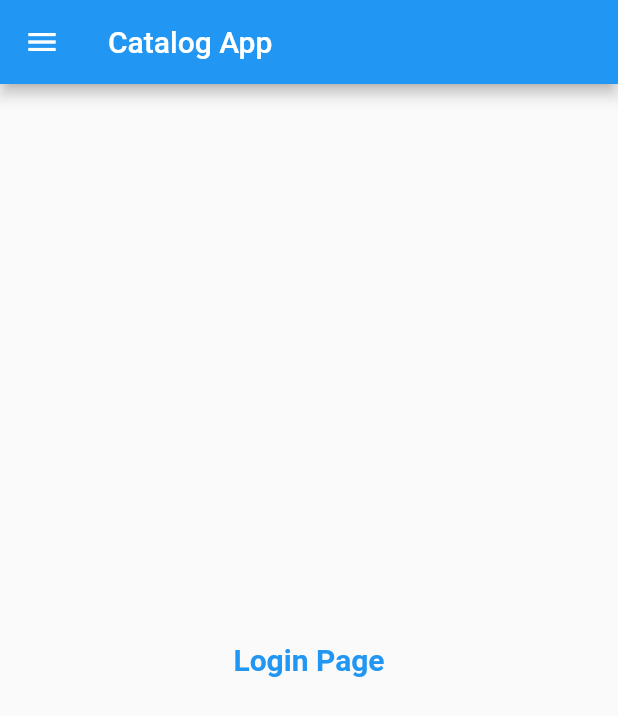
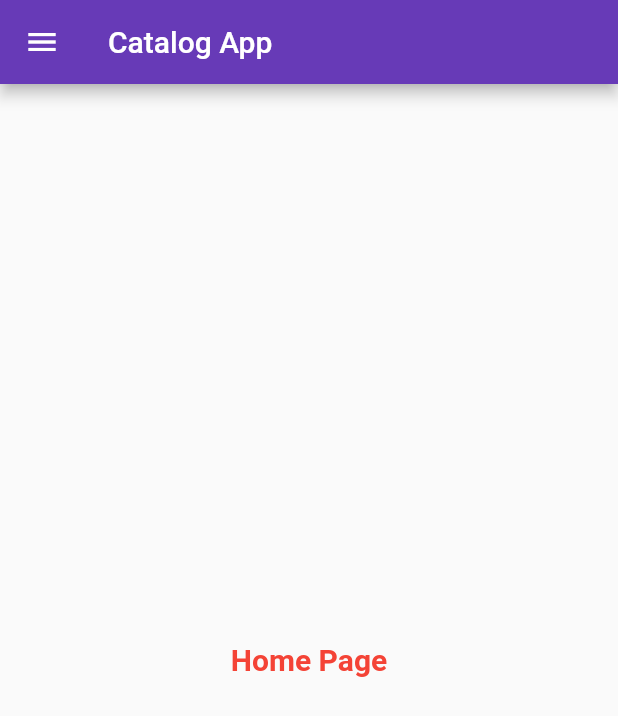
Before and after one commit to rishabhchauhan421/30DaysOfFlutter, a Flutter app: the screen it shows after launch, on a phone screen of 412 x 824 dp. Shown: the top 716 px of the screen. Run offline on Flutter 3.47's test engine with Material 2 defaults, Android fonts, the phone set to English and light mode, and no system bars.

Commit message:
Day 3 Completed

```diff
--- a/lib/main.dart
+++ b/lib/main.dart
@@ -1,6 +1,5 @@
 import 'package:flutter/material.dart';
-import 'package:frontend/home_page.dart';
-import 'package:frontend/login_page.dart';
+import 'package:frontend/pages/home_page.dart';
 
 void main() {
   runApp(MyApp());
@@ -11,6 +10,14 @@ class MyApp extends StatelessWidget {
 
   @override
   Widget build(BuildContext context) {
-    return MaterialApp(home: HomePage());
+    return MaterialApp(
+        themeMode: ThemeMode.light,
+        theme: ThemeData(
+          primarySwatch: Colors.deepPurple,
+        ),
+        initialRoute: '/login',
+        routes: {
+          "/": (context) => HomePage(),
+        });
   }
 }
--- a/lib/home_page.dart
+++ b/lib/pages/home_page.dart
@@ -11,11 +11,11 @@ class HomePage extends StatelessWidget {
       appBar: AppBar(
         title: Text("Catalog App"),
       ),
-      body: Center(
+      body: const Center(
         child: Text(
-          "Login Page",
+          "Home Page",
           style: TextStyle(
-              fontSize: 20, color: Colors.blue, fontWeight: FontWeight.bold),
+              fontSize: 20, color: Colors.red, fontWeight: FontWeight.bold),
         ),
       ),
       drawer: Drawer(),
```
Also changed, not shown: lib/login_page.dart (deleted, +0 -22 lines).
